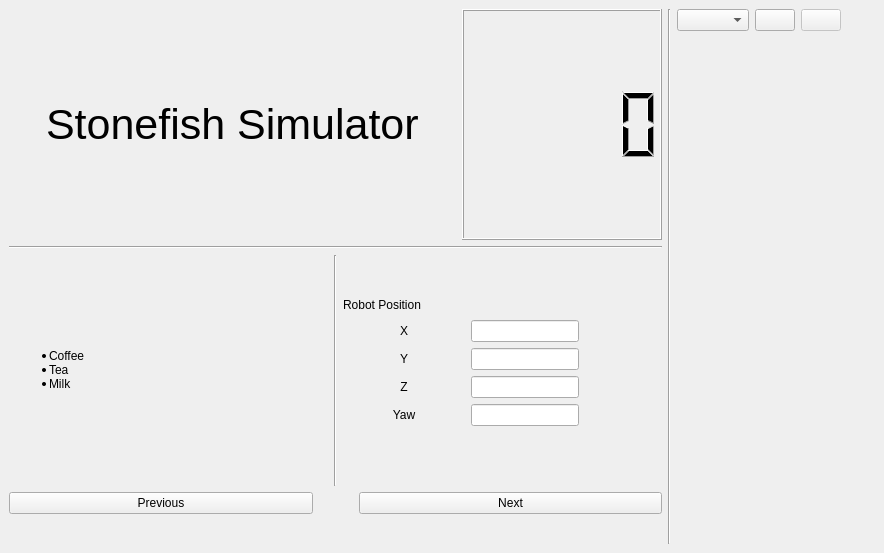
The window that rqt_slides/src/rqt_slides/image_view.ui (GitSRealpe/roscon25_es_stonefish_workshop) describes before a commit, drawn with Qt 5.
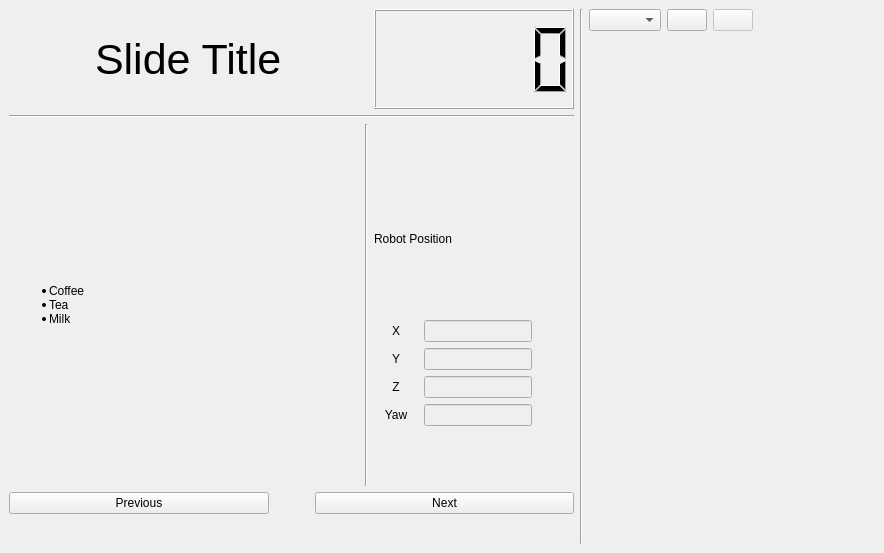
The same window after the commit. Icons and pictures are not drawn. Custom widgets are drawn as their Qt base class.

Commit message: slides read data from xml files

Patch:
```diff
--- a/rqt_slides/src/rqt_slides/image_view.ui
+++ b/rqt_slides/src/rqt_slides/image_view.ui
@@ -66,6 +66,24 @@
                <layout class="QHBoxLayout" name="horizontalLayout_8">
                 <item>
                  <widget class="QLabel" name="label_3">
+                  <property name="sizePolicy">
+                   <sizepolicy hsizetype="MinimumExpanding" vsizetype="Preferred">
+                    <horstretch>0</horstretch>
+                    <verstretch>0</verstretch>
+                   </sizepolicy>
+                  </property>
+                  <property name="minimumSize">
+                   <size>
+                    <width>200</width>
+                    <height>0</height>
+                   </size>
+                  </property>
+                  <property name="maximumSize">
+                   <size>
+                    <width>200</width>
+                    <height>16777215</height>
+                   </size>
+                  </property>
                   <property name="text">
                    <string>Robot Position</string>
                   </property>
@@ -99,6 +117,9 @@
                 </item>
                 <item>
                  <widget class="QLineEdit" name="lineEdit">
+                  <property name="enabled">
+                   <bool>false</bool>
+                  </property>
                   <property name="sizePolicy">
                    <sizepolicy hsizetype="Maximum" vsizetype="Fixed">
                     <horstretch>0</horstretch>
@@ -151,6 +172,9 @@
                 </item>
                 <item>
                  <widget class="QLineEdit" name="lineEdit_2">
+                  <property name="enabled">
+                   <bool>false</bool>
+                  </property>
                   <property name="sizePolicy">
                    <sizepolicy hsizetype="Maximum" vsizetype="Fixed">
                     <horstretch>0</horstretch>
@@ -206,6 +230,9 @@
                 </item>
                 <item>
                  <widget class="QLineEdit" name="lineEdit_3">
+                  <property name="enabled">
+                   <bool>false</bool>
+                  </property>
                   <property name="sizePolicy">
                    <sizepolicy hsizetype="Maximum" vsizetype="Fixed">
                     <horstretch>0</horstretch>
@@ -261,6 +288,9 @@
                 </item>
                 <item>
                  <widget class="QLineEdit" name="lineEdit_4">
+                  <property name="enabled">
+                   <bool>false</bool>
+                  </property>
                   <property name="sizePolicy">
                    <sizepolicy hsizetype="Maximum" vsizetype="Fixed">
                     <horstretch>0</horstretch>
@@ -308,13 +338,37 @@
             <item row="0" column="1">
              <layout class="QHBoxLayout" name="slide_layout">
               <item>
-               <widget class="QLabel" name="label_2">
+               <widget class="QLabel" name="slide_content">
+                <property name="sizePolicy">
+                 <sizepolicy hsizetype="MinimumExpanding" vsizetype="Preferred">
+                  <horstretch>0</horstretch>
+                  <verstretch>0</verstretch>
+                 </sizepolicy>
+                </property>
+                <property name="minimumSize">
+                 <size>
+                  <width>350</width>
+                  <height>0</height>
+                 </size>
+                </property>
+                <property name="maximumSize">
+                 <size>
+                  <width>350</width>
+                  <height>16777215</height>
+                 </size>
+                </property>
+                <property name="frameShape">
+                 <enum>QFrame::NoFrame</enum>
+                </property>
                 <property name="text">
                  <string>&lt;html&gt;&lt;head/&gt;&lt;body&gt;&lt;ul style=&quot;margin-top: 0px; margin-bottom: 0px; margin-left: 0px; margin-right: 0px; -qt-list-indent: 1;&quot;&gt;&lt;li style=&quot; margin-top:12px; margin-bottom:0px; margin-left:0px; margin-right:0px; -qt-block-indent:0; text-indent:0px;&quot;&gt;Coffee &lt;/li&gt;&lt;li style=&quot; margin-top:0px; margin-bottom:0px; margin-left:0px; margin-right:0px; -qt-block-indent:0; text-indent:0px;&quot;&gt;Tea &lt;/li&gt;&lt;li style=&quot; margin-top:0px; margin-bottom:12px; margin-left:0px; margin-right:0px; -qt-block-indent:0; text-indent:0px;&quot;&gt;Milk&lt;/li&gt;&lt;/ul&gt;&lt;/body&gt;&lt;/html&gt;</string>
                 </property>
                 <property name="textFormat">
                  <enum>Qt::MarkdownText</enum>
                 </property>
+                <property name="wordWrap">
+                 <bool>true</bool>
+                </property>
                </widget>
               </item>
              </layout>
@@ -347,14 +401,32 @@
              </spacer>
             </item>
             <item>
-             <widget class="QLabel" name="label">
+             <widget class="QLabel" name="slide_title">
+              <property name="sizePolicy">
+               <sizepolicy hsizetype="Minimum" vsizetype="Minimum">
+                <horstretch>0</horstretch>
+                <verstretch>0</verstretch>
+               </sizepolicy>
+              </property>
+              <property name="minimumSize">
+               <size>
+                <width>0</width>
+                <height>100</height>
+               </size>
+              </property>
+              <property name="maximumSize">
+               <size>
+                <width>16777215</width>
+                <height>100</height>
+               </size>
+              </property>
               <property name="font">
                <font>
                 <pointsize>32</pointsize>
                </font>
               </property>
               <property name="text">
-               <string>Stonefish Simulator</string>
+               <string>Slide Title</string>
               </property>
              </widget>
             </item>
@@ -376,9 +448,27 @@
               <property name="minimumSize">
                <size>
                 <width>200</width>
-                <height>0</height>
+                <height>100</height>
                </size>
               </property>
+              <property name="maximumSize">
+               <size>
+                <width>16777215</width>
+                <height>100</height>
+               </size>
+              </property>
+              <property name="font">
+               <font>
+                <pointsize>32</pointsize>
+                <kerning>true</kerning>
+               </font>
+              </property>
+              <property name="frameShape">
+               <enum>QFrame::Box</enum>
+              </property>
+              <property name="segmentStyle">
+               <enum>QLCDNumber::Filled</enum>
+              </property>
              </widget>
             </item>
            </layout>
@@ -508,7 +598,7 @@
                 <rect>
                  <x>0</x>
                  <y>0</y>
-                 <width>182</width>
+                 <width>236</width>
                  <height>494</height>
                 </rect>
                </property>
```
The commit also changes 5 other files.
